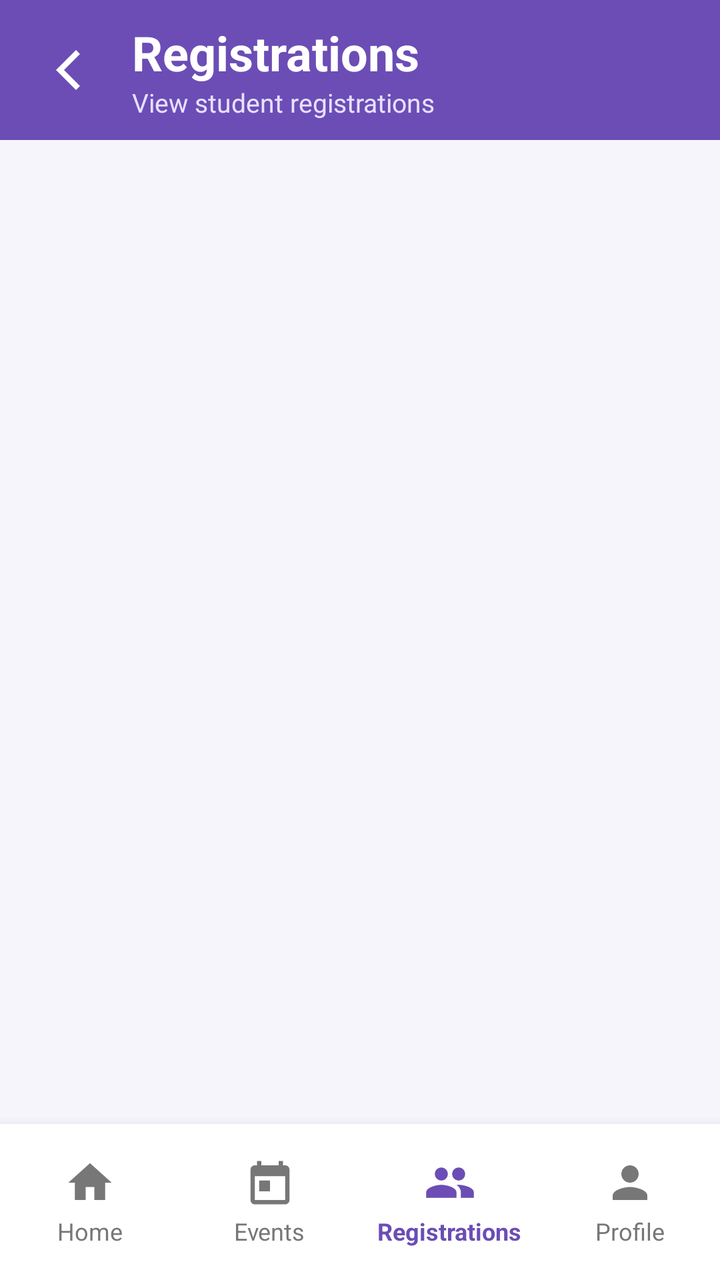
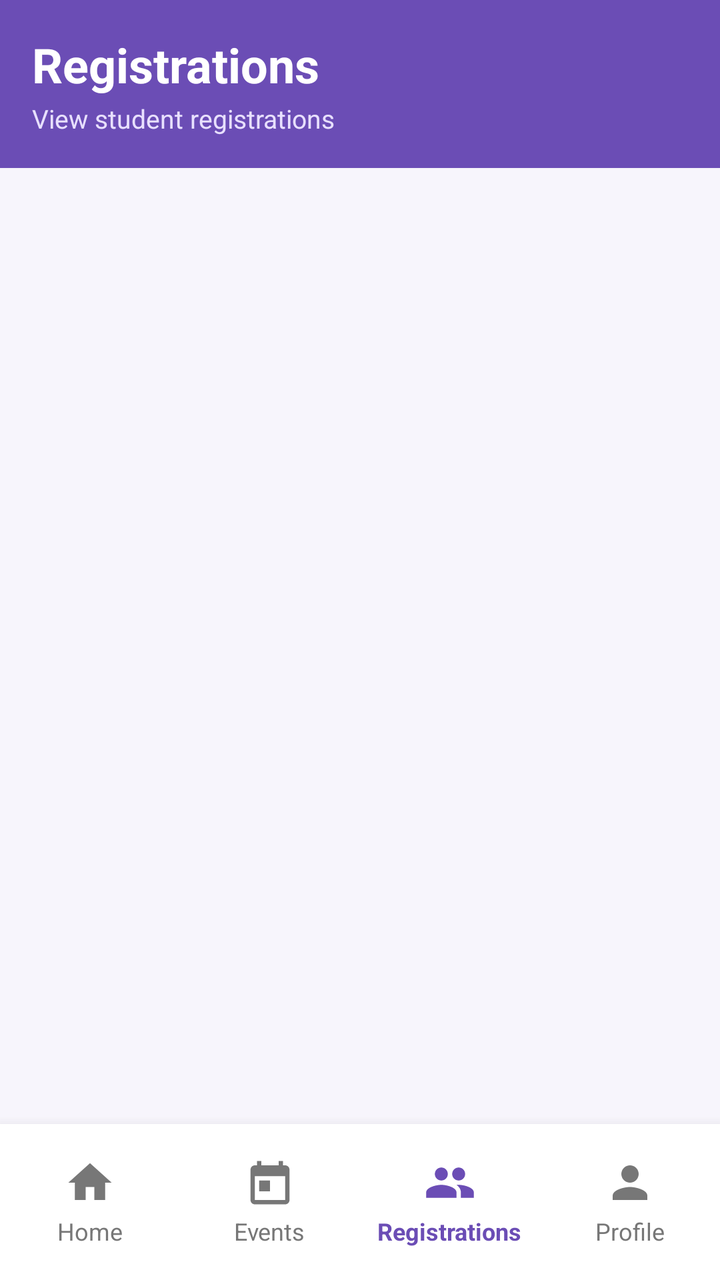

The first picture is an Android layout as it rendered before a commit; the second is the same layout after the commit. The layout source and the unified diff follow.
<!-- AndroidManifest.xml: application theme Theme.CollegeEventManagement -->
<!-- res/layout/activity_registrations.xml -->
<?xml version="1.0" encoding="utf-8"?>
<LinearLayout
    xmlns:android="http://schemas.android.com/apk/res/android"

    android:layout_width="match_parent"
    android:layout_height="match_parent"

    android:orientation="vertical"
    android:background="#F7F5FC">


    
    
    

    <LinearLayout
        android:layout_width="match_parent"
        android:layout_height="wrap_content"

        android:orientation="horizontal"
        android:gravity="center_vertical"

        android:background="#6B4DB5"

        android:padding="10dp">


        

        <ImageButton

            android:id="@+id/backButton"

            android:layout_width="48dp"
            android:layout_height="48dp"

            android:background="@android:color/transparent"

            android:src="@drawable/ic_arrow_back"

            android:contentDescription="Back" />


        

        <LinearLayout

            android:layout_width="0dp"
            android:layout_height="wrap_content"

            android:layout_weight="1"

            android:orientation="vertical"

            android:paddingStart="8dp">


            <TextView

                android:layout_width="wrap_content"
                android:layout_height="wrap_content"

                android:text="Registrations"

                android:textColor="@android:color/white"

                android:textSize="24sp"

                android:textStyle="bold" />


            <TextView

                android:layout_width="wrap_content"
                android:layout_height="wrap_content"

                android:text="View student registrations"

                android:textColor="#E8E0FF"

                android:textSize="13sp" />

        </LinearLayout>

    </LinearLayout>


    
    
    

    <ScrollView

        android:layout_width="match_parent"
        android:layout_height="0dp"

        android:layout_weight="1"

        android:fillViewport="true">


        <LinearLayout

            android:id="@+id/registrationsContainer"

            android:layout_width="match_parent"
            android:layout_height="wrap_content"

            android:orientation="vertical"

            android:paddingTop="8dp"
            android:paddingBottom="20dp" />

    </ScrollView>


    
    
    

    <LinearLayout

        android:layout_width="match_parent"
        android:layout_height="78dp"

        android:orientation="horizontal"

        android:gravity="center"

        android:background="#FFFFFF"

        android:elevation="10dp"

        android:paddingTop="6dp"
        android:paddingBottom="6dp">


        
        
        

        <LinearLayout

            android:id="@+id/navHome"

            android:layout_width="0dp"
            android:layout_height="match_parent"

            android:layout_weight="1"

            android:orientation="vertical"

            android:gravity="center"

            android:clickable="true"
            android:focusable="true">


            <ImageView

                android:layout_width="26dp"
                android:layout_height="26dp"

                android:src="@drawable/ic_home"

                android:tint="#777777"

                android:contentDescription="Home" />


            <TextView

                android:layout_width="wrap_content"
                android:layout_height="wrap_content"

                android:text="Home"

                android:textSize="12sp"

                android:textColor="#777777"

                android:layout_marginTop="3dp" />

        </LinearLayout>


        
        
        

        <LinearLayout

            android:id="@+id/navEvents"

            android:layout_width="0dp"
            android:layout_height="match_parent"

            android:layout_weight="1"

            android:orientation="vertical"

            android:gravity="center"

            android:clickable="true"
            android:focusable="true">


            <ImageView

                android:layout_width="26dp"
                android:layout_height="26dp"

                android:src="@drawable/ic_event"

                android:tint="#777777"

                android:contentDescription="Events" />


            <TextView

                android:layout_width="wrap_content"
                android:layout_height="wrap_content"

                android:text="Events"

                android:textSize="12sp"

                android:textColor="#777777"

                android:layout_marginTop="3dp" />

        </LinearLayout>


        
        
        

        <LinearLayout

            android:id="@+id/navRegistrations"

            android:layout_width="0dp"
            android:layout_height="match_parent"

            android:layout_weight="1"

            android:orientation="vertical"

            android:gravity="center"

            android:clickable="true"
            android:focusable="true">


            <ImageView

                android:layout_width="26dp"
                android:layout_height="26dp"

                android:src="@drawable/ic_people"

                android:tint="#6B4DB5"

                android:contentDescription="Registrations" />


            <TextView

                android:layout_width="wrap_content"
                android:layout_height="wrap_content"

                android:text="Registrations"

                android:textSize="12sp"

                android:textStyle="bold"

                android:textColor="#6B4DB5"

                android:layout_marginTop="3dp" />

        </LinearLayout>


        
        
        

        <LinearLayout

            android:id="@+id/navProfile"

            android:layout_width="0dp"
            android:layout_height="match_parent"

            android:layout_weight="1"

            android:orientation="vertical"

            android:gravity="center"

            android:clickable="true"
            android:focusable="true">


            <ImageView

                android:layout_width="26dp"
                android:layout_height="26dp"

                android:src="@drawable/ic_person"

                android:tint="#777777"

                android:contentDescription="Profile" />


            <TextView

                android:layout_width="wrap_content"
                android:layout_height="wrap_content"

                android:text="Profile"

                android:textSize="12sp"

                android:textColor="#777777"

                android:layout_marginTop="3dp" />

        </LinearLayout>

    </LinearLayout>

</LinearLayout>
<!-- resources referenced by this layout -->
<resources>
  <!-- drawable ic_arrow_back (drawable) -->
  <?xml version="1.0" encoding="utf-8"?>
  <vector xmlns:android="http://schemas.android.com/apk/res/android"
      android:width="32dp"
      android:height="32dp"
      android:viewportWidth="32"
      android:viewportHeight="32">
  
      <path
          android:fillColor="#FFFFFF"
          android:pathData="M20,6 L10,16 L20,26 L22,24 L14,16 L22,8 Z" />
  
  </vector>
  <!-- drawable ic_event (drawable) -->
  <?xml version="1.0" encoding="utf-8"?>
  <vector xmlns:android="http://schemas.android.com/apk/res/android"
      android:width="24dp"
      android:height="24dp"
      android:viewportWidth="24"
      android:viewportHeight="24">
  
      <path
          android:fillColor="#FFFFFFFF"
          android:pathData="M19,4h-1V2h-2v2H8V2H6v2H5c-1.1,0 -2,0.9 -2,2v14c0,1.1 0.9,2 2,2h14c1.1,0 2,-0.9 2,-2V6c0,-1.1 -0.9,-2 -2,-2zM19,20H5V9h14v11zM7,11h5v5H7z" />
  
  </vector>
  <!-- drawable ic_home (drawable) -->
  <?xml version="1.0" encoding="utf-8"?>
  <vector xmlns:android="http://schemas.android.com/apk/res/android"
      android:width="24dp"
      android:height="24dp"
      android:viewportWidth="24"
      android:viewportHeight="24">
  
      <path
          android:fillColor="#FF000000"
          android:pathData="M10,20v-6h4v6h5v-8h3L12,3 2,12h3v8z" />
  
  </vector>
  <!-- drawable ic_people (drawable) -->
  <?xml version="1.0" encoding="utf-8"?>
  <vector xmlns:android="http://schemas.android.com/apk/res/android"
      android:width="24dp"
      android:height="24dp"
      android:viewportWidth="24"
      android:viewportHeight="24">
  
      <path
          android:fillColor="#6F4BB8"
          android:pathData="M16,11c1.66,0 2.99,-1.34 2.99,-3S17.66,5 16,5c-1.66,0 -3,1.34 -3,3s1.34,3 3,3zM8,11c1.66,0 2.99,-1.34 2.99,-3S9.66,5 8,5C6.34,5 5,6.34 5,8s1.34,3 3,3zM8,13c-2.33,0 -7,1.17 -7,3.5V19h14v-2.5C15,14.17 10.33,13 8,13zM16,13c-0.29,0 -0.62,0.02 -0.97,0.05 1.16,0.84 1.97,1.94 1.97,3.45V19h6v-2.5C23,14.17 18.33,13 16,13z" />
  </vector>
  <!-- drawable ic_person (drawable) -->
  <?xml version="1.0" encoding="utf-8"?>
  <vector xmlns:android="http://schemas.android.com/apk/res/android"
      android:width="24dp"
      android:height="24dp"
      android:viewportWidth="24"
      android:viewportHeight="24">
  
      <path
          android:fillColor="#FF000000"
          android:pathData="M12,12c2.21,0 4,-1.79 4,-4s-1.79,-4 -4,-4 -4,1.79 -4,4 1.79,4 4,4zM12,14c-2.67,0 -8,1.34 -8,4v2h16v-2c0,-2.66 -5.33,-4 -8,-4z" />
  
  </vector>
  <style name="Theme.CollegeEventManagement" parent="Base.Theme.CollegeEventManagement" />
  <style name="Base.Theme.CollegeEventManagement" parent="Theme.Material3.DayNight.NoActionBar">
          
          
      </style>
</resources>

<!-- the commit's change to res/layout/activity_registrations.xml (unified diff, before → after) -->
@@ -22,37 +22,17 @@
 
         android:background="#6B4DB5"
 
-        android:padding="10dp">
-
-
-        
-
-        <ImageButton
-
-            android:id="@+id/backButton"
-
-            android:layout_width="48dp"
-            android:layout_height="48dp"
-
-            android:background="@android:color/transparent"
-
-            android:src="@drawable/ic_arrow_back"
-
-            android:contentDescription="Back" />
-
-
-        
-
-        <LinearLayout
-
-            android:layout_width="0dp"
+        android:padding="16dp">
+
+
+        
+
+        <LinearLayout
+
+            android:layout_width="match_parent"
             android:layout_height="wrap_content"
 
-            android:layout_weight="1"
-
-            android:orientation="vertical"
-
-            android:paddingStart="8dp">
+            android:orientation="vertical">
 
 
             <TextView
@@ -78,7 +58,9 @@
 
                 android:textColor="#E8E0FF"
 
-                android:textSize="13sp" />
+                android:textSize="13sp"
+
+                android:layout_marginTop="2dp" />
 
         </LinearLayout>
 
<!-- resource entries referenced after the edit -->
@@ -1,18 +1,5 @@
 <!-- resources referenced by this layout -->
 <resources>
-  <!-- drawable ic_arrow_back (drawable) -->
-  <?xml version="1.0" encoding="utf-8"?>
-  <vector xmlns:android="http://schemas.android.com/apk/res/android"
-      android:width="32dp"
-      android:height="32dp"
-      android:viewportWidth="32"
-      android:viewportHeight="32">
-  
-      <path
-          android:fillColor="#FFFFFF"
-          android:pathData="M20,6 L10,16 L20,26 L22,24 L14,16 L22,8 Z" />
-  
-  </vector>
   <!-- drawable ic_event (drawable) -->
   <?xml version="1.0" encoding="utf-8"?>
   <vector xmlns:android="http://schemas.android.com/apk/res/android"
